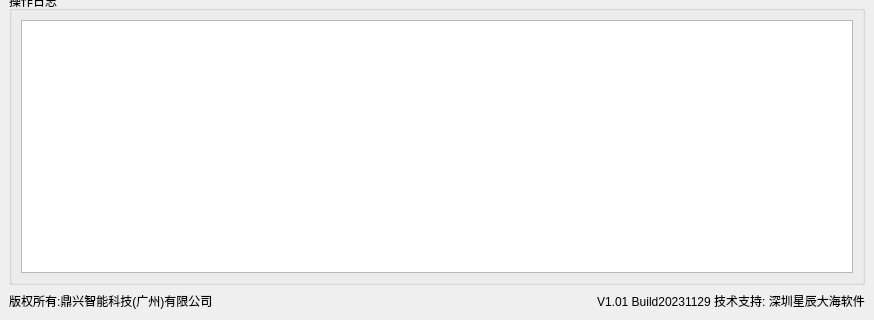
The window that mainwindow.ui (jacob-sw/win_client) describes before a commit, drawn with Qt 5; both pictures show x 0 to 874 and y 348 to 668 of the 874 by 668 pixel window.
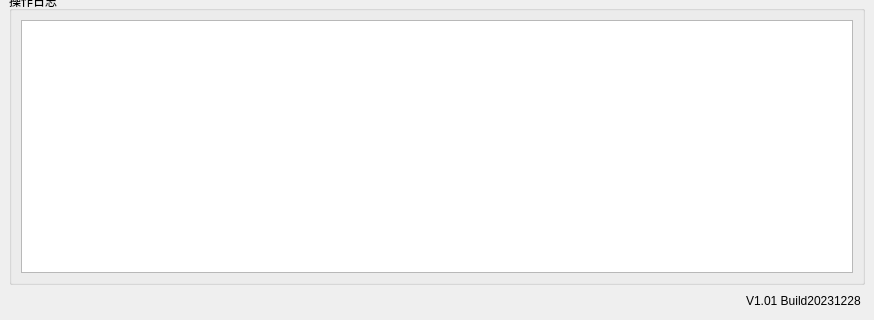
The same window after the commit. Icons and pictures are not drawn.

```diff
--- a/mainwindow.ui
+++ b/mainwindow.ui
@@ -436,7 +436,7 @@
       <item>
        <widget class="QLabel" name="label_7">
         <property name="text">
-         <string>版权所有:鼎兴智能科技(广州)有限公司</string>
+         <string/>
         </property>
        </widget>
       </item>
@@ -456,7 +456,7 @@
       <item>
        <widget class="QLabel" name="label_8">
         <property name="text">
-         <string>V1.01 Build20231129 技术支持: 深圳星辰大海软件</string>
+         <string>V1.01 Build20231228 </string>
         </property>
        </widget>
       </item>
```
